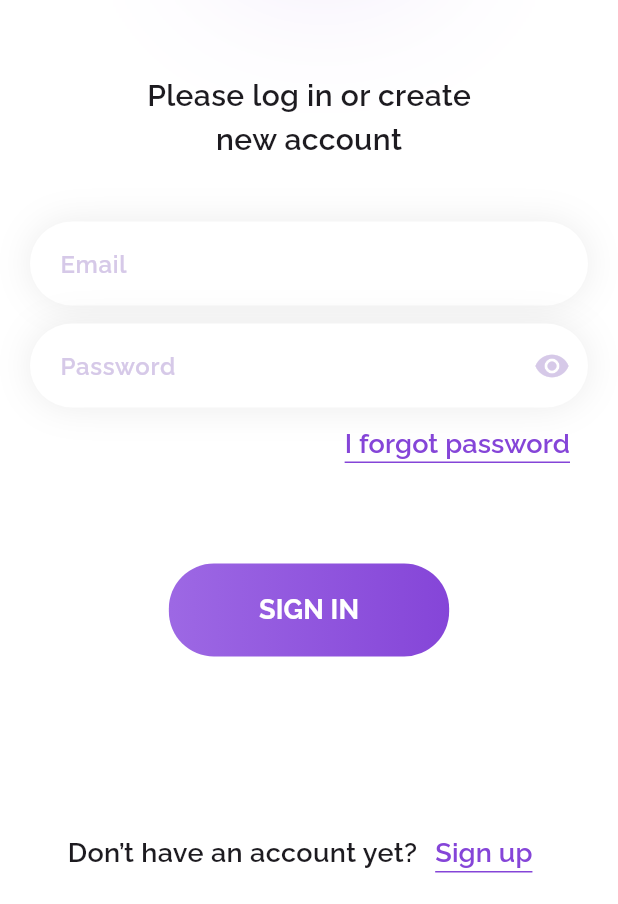
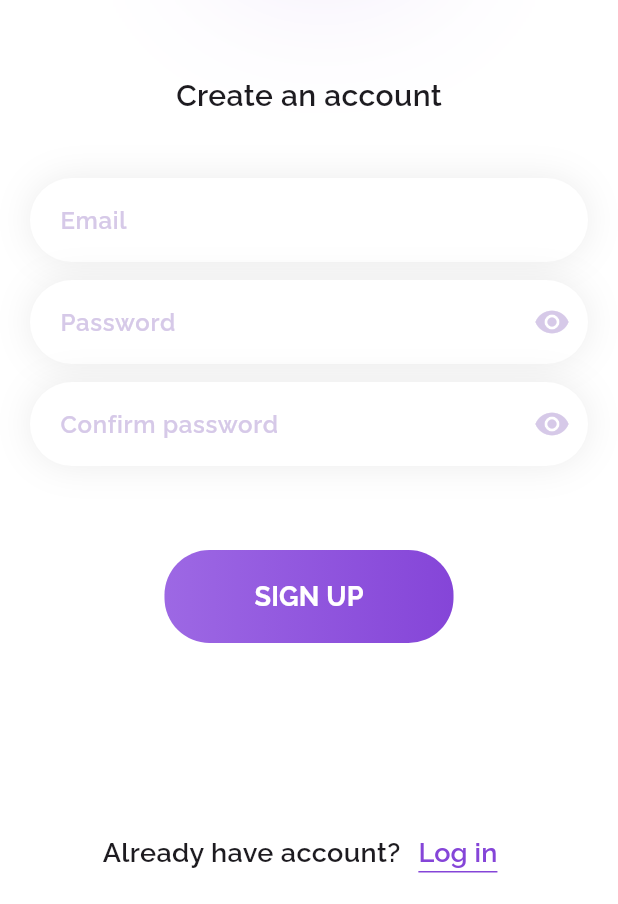
Before and after one commit to alonso98/FlutterYourPen, a Flutter app: the screen it shows after launch, after a tap on "START", after a tap on "Sign up", on a phone screen of 412 x 824 dp, the part 332-1236 px from its top. Run offline on Flutter 3.47's test engine with Material 3 defaults, Android fonts, the phone set to English and light mode, and no system bars; our stand-ins replace flutter_svg.

Commit message:
Signup and refresh password pages design

```diff
--- a/lib/routes/route_names.dart
+++ b/lib/routes/route_names.dart
@@ -1,4 +1,6 @@
 class RouteNames {
   static const String start = "/";
   static const String signIn = "/signIn";
+  static const String signUp = "/signUp";
+  static const String refreshPassword = "/refreshPassword";
 }
--- a/lib/routes/routes.dart
+++ b/lib/routes/routes.dart
@@ -1,6 +1,8 @@
 import 'package:flutter/material.dart';
 import 'package:yourpen_1/routes/route_names.dart';
+import 'package:yourpen_1/views/onboarding/refresh_password_page.dart';
 import 'package:yourpen_1/views/onboarding/sign_in_page.dart';
+import 'package:yourpen_1/views/onboarding/sign_up_page.dart';
 import 'package:yourpen_1/views/onboarding/start_page.dart';
 
 class Routes {
@@ -8,7 +10,9 @@ class Routes {
   static Route<dynamic> generateRoute(RouteSettings settings) {
     switch (settings.name) {
       case RouteNames.start: return MaterialPageRoute(builder: (_) => const StartPage());
-      case RouteNames.signIn: return MaterialPageRoute(builder: (_) => SignInPage());
+      case RouteNames.signIn: return MaterialPageRoute(builder: (_) => const SignInPage());
+      case RouteNames.signUp: return MaterialPageRoute(builder: (_) => const SignUpPage());
+      case RouteNames.refreshPassword: return MaterialPageRoute(builder: (_) => const RefreshPasswordPage());
       default: return MaterialPageRoute(builder: (_) => const StartPage());
     }
   }
--- a/lib/views/onboarding/sign_in_page.dart
+++ b/lib/views/onboarding/sign_in_page.dart
@@ -1,9 +1,18 @@
 import 'package:flutter/material.dart';
 import 'package:yourpen_1/controls/gradient_button.dart';
 import 'package:yourpen_1/controls/shadowed_textfield.dart';
+import 'package:yourpen_1/routes/route_names.dart';
 
 class SignInPage extends StatelessWidget {
   const SignInPage({super.key});
+
+  void navigateToRefreshPassword(BuildContext context) {
+    Navigator.pushNamed(context, RouteNames.refreshPassword);
+  }
+
+  void navigateToSignUp(BuildContext context) {
+    Navigator.pushNamed(context, RouteNames.signUp);
+  }
 
   @override
   Widget build(BuildContext context) {
@@ -82,7 +91,9 @@ class SignInPage extends StatelessWidget {
                               child: child,
                             ),
                           ),
-                          onPressed: () {},
+                          onPressed: () {
+                            navigateToRefreshPassword(context);
+                          },
                           child: const Text("I forgot password",
                               style: TextStyle(
                                   fontSize: 18,
@@ -134,7 +145,9 @@ class SignInPage extends StatelessWidget {
                                 child: child,
                               ),
                             ),
-                            onPressed: () {},
+                            onPressed: () {
+                              navigateToSignUp(context);
+                            },
                             child: const Text("Sign up",
                                 style: TextStyle(
                                     fontSize: 18,
--- a/lib/views/onboarding/sign_up_page.dart
+++ b/lib/views/onboarding/sign_up_page.dart
@@ -0,0 +1,143 @@
+import 'package:flutter/material.dart';
+import 'package:yourpen_1/controls/gradient_button.dart';
+import 'package:yourpen_1/controls/shadowed_textfield.dart';
+import 'package:yourpen_1/routes/route_names.dart';
+
+class SignUpPage extends StatelessWidget {
+  const SignUpPage({super.key});
+
+  @override
+  Widget build(BuildContext context) {
+    final ThemeData theme = Theme.of(context);
+    final ColorScheme colorScheme = theme.colorScheme;
+
+    return Scaffold(body: LayoutBuilder(
+        builder: (BuildContext buildContext, BoxConstraints constraints) {
+      return SingleChildScrollView(
+          child: Center(
+              child: Padding(
+        padding: const EdgeInsets.symmetric(horizontal: 20),
+        child: ConstrainedBox(
+          constraints:
+              BoxConstraints(minHeight: constraints.maxHeight, maxWidth: 500),
+          child: IntrinsicHeight(
+            child: Column(
+              mainAxisAlignment: MainAxisAlignment.spaceBetween,
+              children: <Widget>[
+                Column(
+                  children: <Widget>[
+                    const SizedBox(height: 74),
+                    Container(
+                      decoration: const BoxDecoration(boxShadow: [
+                        BoxShadow(
+                            color: Color(0x4D8545D8),
+                            spreadRadius: -5,
+                            blurRadius: 100,
+                            offset: Offset(10, 15))
+                      ]),
+                      child: Image.asset("assets/images/logoyourpen.png",
+                          height: 100),
+                    ),
+                    const SizedBox(height: 10),
+                    RichText(
+                        text: const TextSpan(children: [
+                      TextSpan(
+                          text: "Your",
+                          style: TextStyle(
+                              color: Color(0xff8545D8),
+                              fontSize: 32,
+                              fontFamily: "GentiumBasic")),
+                      TextSpan(
+                          text: "Pen",
+                          style: TextStyle(
+                              color: Color(0xff606060),
+                              fontSize: 32,
+                              fontFamily: "GentiumBasic"))
+                    ])),
+                    const SizedBox(height: 50),
+                    // const Text("Please log in or create"),
+                    const Text("Create an account"),
+                    const SizedBox(height: 40),
+                    const ShadowedTextfield(hintText: "Email"),
+                    const SizedBox(
+                      height: 12,
+                    ),
+                    const ShadowedTextfield(
+                      hintText: "Password",
+                      isPassword: true,
+                    ),
+                    const SizedBox(
+                      height: 12,
+                    ),
+                    const ShadowedTextfield(
+                      hintText: "Confirm password",
+                      isPassword: true,
+                    ),
+                    const SizedBox(
+                      height: 56,
+                    ),
+                    GradientButton(
+                      onPressed: () {},
+                      padding: const EdgeInsets.symmetric(
+                          vertical: 18, horizontal: 60),
+                      borderRadius: 30,
+                      gradient: const LinearGradient(
+                          colors: [Color(0xff9D68E4), Color(0xff8545D8)]),
+                      child: const Text(
+                        "SIGN UP",
+                        style: TextStyle(
+                            color: Colors.white,
+                            fontSize: 18,
+                            fontWeight: FontWeight.bold),
+                      ),
+                    )
+                  ],
+                ),
+                Column(
+                  children: <Widget>[
+                    const SizedBox(
+                      height: 100,
+                    ),
+                    Row(
+                      mainAxisAlignment: MainAxisAlignment.center,
+                      children: [
+                        const Text(
+                          "Already have account?",
+                          style: TextStyle(fontSize: 18),
+                        ),
+                        TextButton(
+                            style: TextButton.styleFrom(
+                              overlayColor: Colors.transparent,
+                              foregroundBuilder: (context, states, child) =>
+                                  DecoratedBox(
+                                decoration: const BoxDecoration(
+                                  border: Border(
+                                      bottom:
+                                          BorderSide(color: Color(0xff8545D8))),
+                                ),
+                                child: child,
+                              ),
+                            ),
+                            onPressed: () {
+                              Navigator.pop(context);
+                            },
+                            child: const Text("Log in",
+                                style: TextStyle(
+                                    fontSize: 18,
+                                    fontWeight: FontWeight.w600,
+                                    color: Color(0xff8545D8))))
+                      ],
+                    ),
+                    const SizedBox(
+                      height: 10,
+                    ),
+                  ],
+                )
+              ],
+            ),
+          ),
+        ),
+      )));
+    }));
+  }
+}
```
Also changed, not shown: lib/views/onboarding/refresh_password_page.dart (+92 -0 lines).
